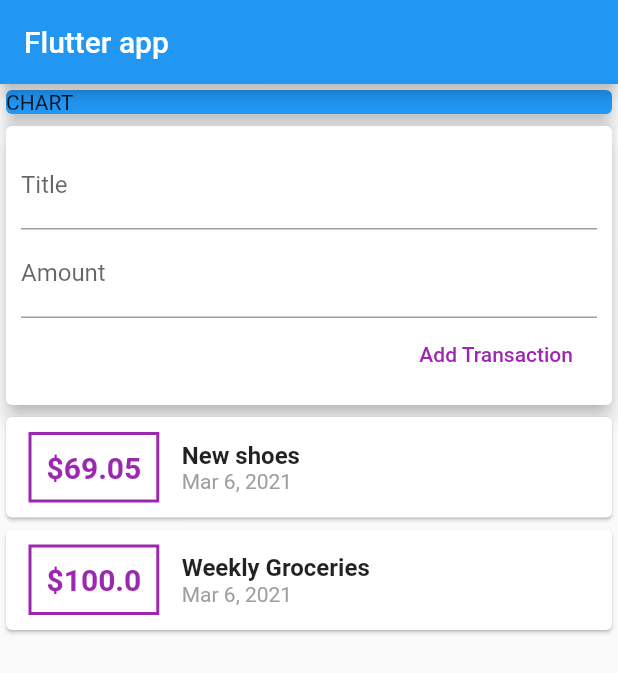
After one commit to PatrickNiyogitare28/30-Days-of-flutter, a Flutter app: the screen it shows after launch, on a phone screen of 412 x 824 dp. The commit adds this screen. Shown: the top 673 px of the screen. Run offline on Flutter 3.47's test engine with Material 2 defaults, Android fonts, the phone set to English and light mode, and no system bars.

Commit message:
chore:employed listView builder #fit-transaction-#expensises_tracker

```diff
--- /dev/null
+++ b/expensises_tracker/lib/widgets/new_transaction.dart
@@ -0,0 +1,45 @@
+import 'package:flutter/material.dart';
+
+import './user_transaction.dart';
+
+class NewTransaction extends StatelessWidget {
+  final Function addTx;
+  final titleController = TextEditingController();
+  final amountController = TextEditingController();
+
+  NewTransaction(this.addTx);
+  @override
+  Widget build(BuildContext context) {
+    return Card(
+      elevation: 5,
+      child: Container(
+        padding: EdgeInsets.all(10),
+        child: Column(
+          crossAxisAlignment: CrossAxisAlignment.end,
+          children: [
+            TextField(
+              decoration: InputDecoration(labelText: 'Title'),
+              // onChanged: (val) {titleInput = val;},
+              controller: titleController,
+            ),
+            TextField(
+              decoration: InputDecoration(labelText: 'Amount'),
+              // onChanged: (val) {amountInput = val;},
+              controller: amountController,
+            ),
+            FlatButton(
+              child: Text('Add Transaction'),
+              onPressed: () {
+                // print('title:  '+titleInput+' amount: '+amountInput);
+                // print('Title: '+titleController.text+" amount: "+amountController.text);
+                addTx(
+                    titleController.text, double.parse(amountController.text));
+              },
+              textColor: Colors.purple,
+            )
+          ],
+        ),
+      ),
+    );
+  }
+}
--- /dev/null
+++ b/expensises_tracker/lib/widgets/transaction_list.dart
@@ -0,0 +1,60 @@
+import 'package:flutter/material.dart';
+import 'package:intl/intl.dart';
+
+import '../models/transaction.dart';
+
+class TransactionList extends StatelessWidget {
+  final List<Transaction>  transactions;
+
+  TransactionList(this.transactions);
+
+  @override
+  Widget build(BuildContext context) {
+    return Container(
+      height: 300,
+      child: ListView.builder(
+            itemBuilder: (context, index) {
+              return  Card(
+                child: Row(
+                  children: <Widget>[
+                    Container(
+                      margin: EdgeInsets.symmetric(vertical: 10, horizontal: 15),
+                      decoration: BoxDecoration(
+                        border: Border.all(
+                        color: Colors.purple,
+                        width: 2,
+                      )),
+                      padding: EdgeInsets.all(10),
+                      child: Text(
+                        '\$${transactions[index].amount}',
+                        style: TextStyle(
+                            fontWeight: FontWeight.bold,
+                            fontSize: 20,
+                            color: Colors.purple),
+                      ),
+                    ),
+                    Column(
+                      crossAxisAlignment: CrossAxisAlignment.start,
+                      children: <Widget>[
+                        Text(
+                          transactions[index].title,
+                          style: TextStyle(
+                              fontSize: 16, fontWeight: FontWeight.bold),
+                        ),
+                        Text(
+                          DateFormat().add_yMMMd().format(transactions[index].date),
+                          style: TextStyle(color: Colors.grey),
+                        )
+                      ],
+                    )
+                  ],
+                ),
+              );
+            },
+            itemCount: transactions.length,
+            // children: transactions.map((tx) {
+
+            // }).toList()),
+    ));
+  }
+}
--- /dev/null
+++ b/expensises_tracker/lib/widgets/user_transaction.dart
@@ -0,0 +1,44 @@
+import 'package:expensises_tracker/widgets/transaction_list.dart';
+import 'package:flutter/material.dart';
+
+import './new_transaction.dart';
+import './transaction_list.dart';
+import '../models/transaction.dart';
+
+class UserTransaction extends StatefulWidget {
+  UserTransaction({Key key}) : super(key: key);
+
+  @override
+  _UserTransactionState createState() => _UserTransactionState();
+}
+
+class _UserTransactionState extends State<UserTransaction> {
+  final List<Transaction> _userTransactions = [
+    Transaction(
+        id: 't1', title: 'New shoes', amount: 69.05, date: DateTime.now()),
+    Transaction(
+        id: 't2', title: 'Weekly Groceries', amount: 100, date: DateTime.now())
+  ];
+
+  void _addNewTransaction(String txTitle, double txAmount) {
+    final newTx = Transaction(
+        id: DateTime.now().toString(),
+        title: txTitle,
+        amount: txAmount,
+        date: DateTime.now()
+    );
+
+  setState(() {
+    _userTransactions.add(newTx);
+  });
+}
+
+  @override
+  Widget build(BuildContext context) {
+    return Column(
+      children: <Widget>[
+        NewTransaction(_addNewTransaction),
+        TransactionList(_userTransactions)],
+    );
+  }
+}
```
Also changed, not shown: expensises_tracker/lib/main.dart (+4 -76 lines), expensises_tracker/lib/models/transaction.dart (renamed from expensises_tracker/lib/transaction.dart).
